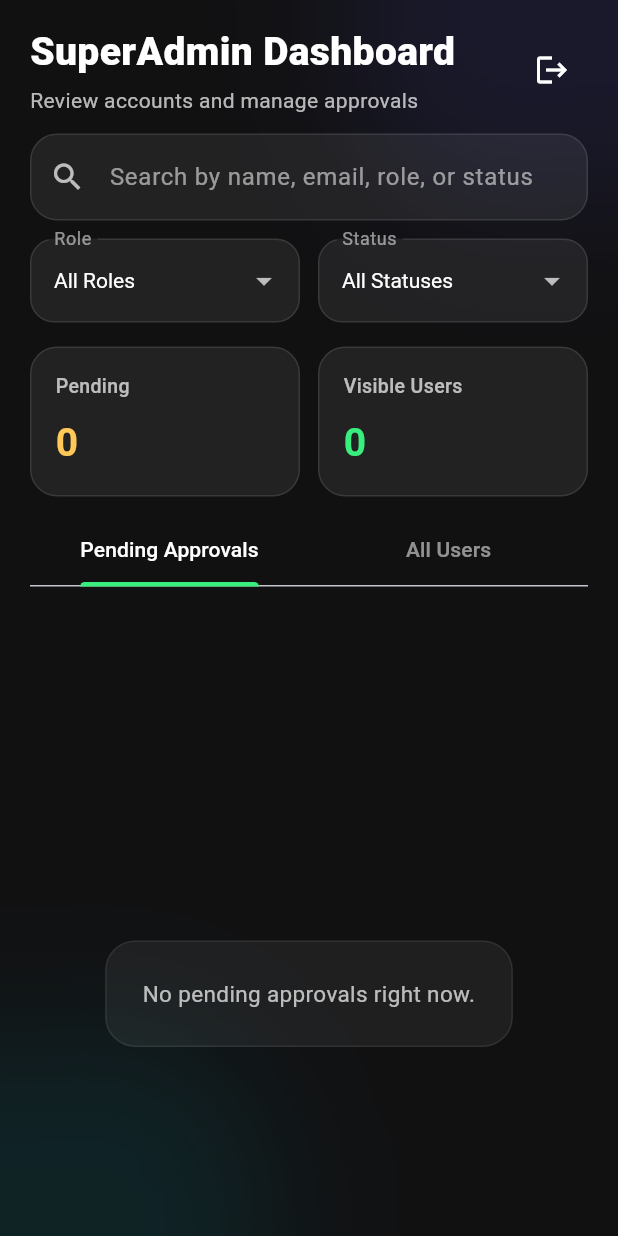
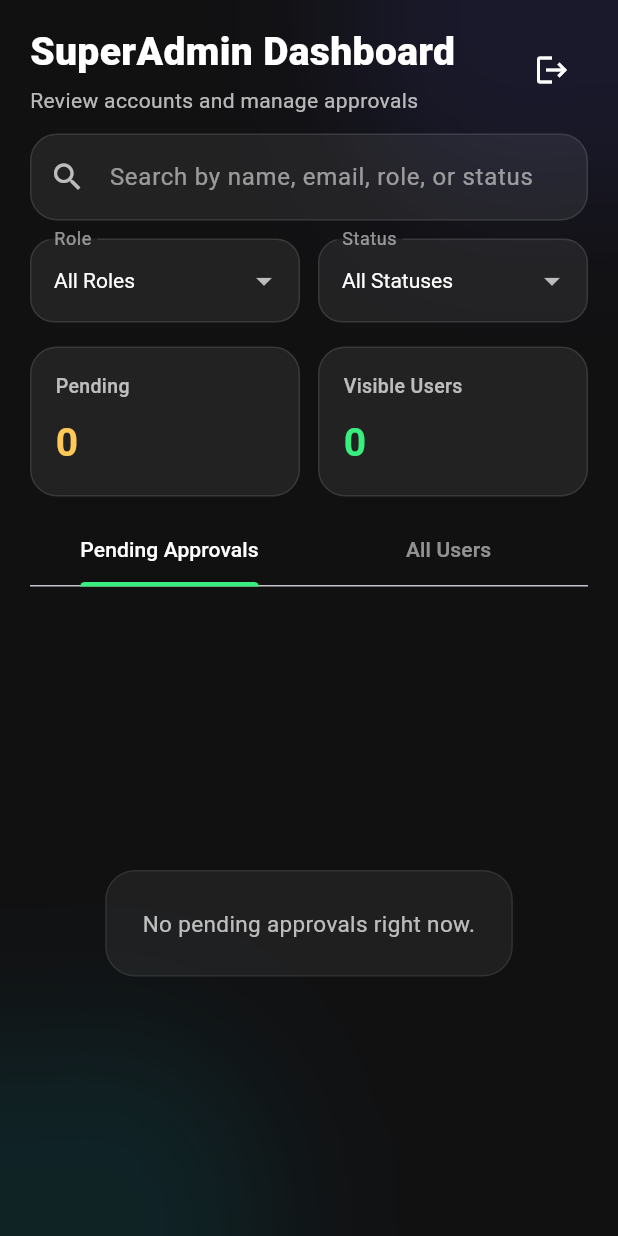
Before and after one commit to Zaryab-khanzk/wilapp, a Flutter app: the SuperAdminDashboardScreen screen opened directly, on a phone screen of 412 x 824 dp. Run offline on Flutter 3.47's test engine with Material 3 defaults, Android fonts, the phone set to English and light mode, and no system bars; our stand-ins replace cloud_firestore, firebase_auth, firebase_core; accounts and stored records are empty.

Commit message:
ui adjusted

```diff
--- a/lib/screens/superadmin_dashboard_screen.dart
+++ b/lib/screens/superadmin_dashboard_screen.dart
@@ -101,11 +101,26 @@ class _SuperAdminDashboardScreenState extends State<SuperAdminDashboardScreen> {
     return users.where(_matchesSearch).where(_matchesFilters).toList();
   }
 
+  // Pending approvals are now ordered by when the request was submitted
+  // (oldest first), instead of relying on the alphabetical order inherited
+  // from `_buildAllUsers`. Users without a `createdAt` timestamp are pushed
+  // to the end rather than breaking the sort.
   List<_DashboardUser> _buildPendingUsers(List<_DashboardUser> users) {
-    return users
+    final pending = users
         .where((user) => user.status == 'pending')
         .where(_matchesSearch)
         .toList();
+
+    pending.sort((a, b) {
+      final aTime = a.createdAt;
+      final bTime = b.createdAt;
+      if (aTime == null && bTime == null) return 0;
+      if (aTime == null) return 1;
+      if (bTime == null) return -1;
+      return aTime.compareTo(bTime);
+    });
+
+    return pending;
   }
 
   Widget _buildBackground() {
@@ -437,7 +452,12 @@ class _SuperAdminDashboardScreenState extends State<SuperAdminDashboardScreen> {
                       ],
                     ),
                   ),
-                  Padding(
+                  // Wrapping the rest of the body in Expanded means it always
+                  // takes exactly the remaining vertical space, so nothing
+                  // gets pushed past the bottom of the screen no matter the
+                  // device size or amount of content.
+                  Expanded(
+                    child: Padding(
                       padding: const EdgeInsets.symmetric(horizontal: 20),
                       child: StreamBuilder<QuerySnapshot<Map<String, dynamic>>>(
                         stream: _firestore.collection('users').snapshots(),
@@ -480,8 +500,11 @@ class _SuperAdminDashboardScreenState extends State<SuperAdminDashboardScreen> {
                                 ],
                               ),
                               const SizedBox(height: 16),
-                            SizedBox(
-                              height: MediaQuery.of(context).size.height * 0.62,
+                              // Was a SizedBox with a hardcoded
+                              // MediaQuery-based height before, which could
+                              // overflow. Expanded now fills exactly what's
+                              // left, guaranteed no overflow.
+                              Expanded(
                                 child: TabBarView(
                                   children: [
                                     snapshot.connectionState ==
@@ -537,6 +560,7 @@ class _SuperAdminDashboardScreenState extends State<SuperAdminDashboardScreen> {
                         },
                       ),
                     ),
+                  ),
                 ],
               ),
             ),
@@ -556,6 +580,7 @@ class _DashboardUser {
   final String phone;
   final String role;
   final String status;
+  final DateTime? createdAt;
 
   const _DashboardUser({
     required this.reference,
@@ -566,12 +591,22 @@ class _DashboardUser {
     required this.phone,
     required this.role,
     required this.status,
+    required this.createdAt,
   });
 
   factory _DashboardUser.fromDoc(
     QueryDocumentSnapshot<Map<String, dynamic>> doc,
   ) {
     final data = doc.data();
+
+    DateTime? createdAt;
+    final rawCreatedAt = data['createdAt'];
+    if (rawCreatedAt is Timestamp) {
+      createdAt = rawCreatedAt.toDate();
+    } else if (rawCreatedAt is String) {
+      createdAt = DateTime.tryParse(rawCreatedAt);
+    }
+
     return _DashboardUser(
       reference: doc.reference,
       uid: data['uid']?.toString() ?? doc.id,
@@ -581,6 +616,7 @@ class _DashboardUser {
       phone: data['phone']?.toString() ?? '',
       role: (data['role']?.toString() ?? 'user').toLowerCase(),
       status: (data['status']?.toString() ?? 'pending').toLowerCase(),
+      createdAt: createdAt,
     );
   }
 
```
Lines whose indentation alone changed are shown as unchanged.
